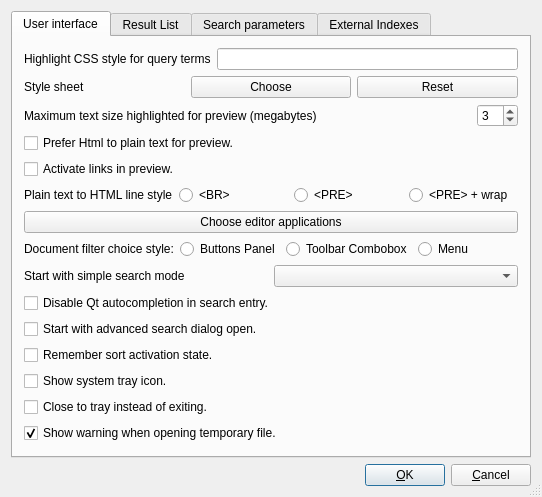
The window that src/qtgui/uiprefs.ui (alberti42/recoll-macos) describes before a commit, drawn with Qt 5.
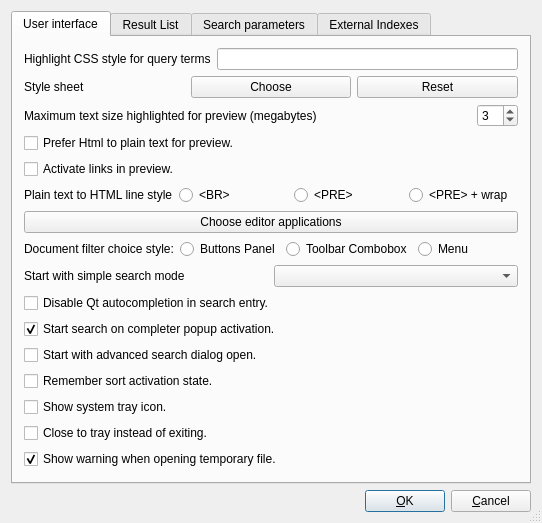
The same window after the commit.

Commit message: add preference to start simple search on completer activation or not

Diff of the .ui file:
```diff
--- a/src/qtgui/uiprefs.ui
+++ b/src/qtgui/uiprefs.ui
@@ -270,6 +270,16 @@
              </property>
             </widget>
            </item>
+           <item>
+            <widget class="QCheckBox" name="ssSearchOnCompleteCB">
+             <property name="text">
+              <string>Start search on completer popup activation.</string>
+             </property>
+             <property name="checked">
+              <bool>true</bool>
+             </property>
+            </widget>
+           </item>
            <item>
             <widget class="QCheckBox" name="initStartAdvCB">
              <property name="text">
```
The commit also changes 4 other files.
